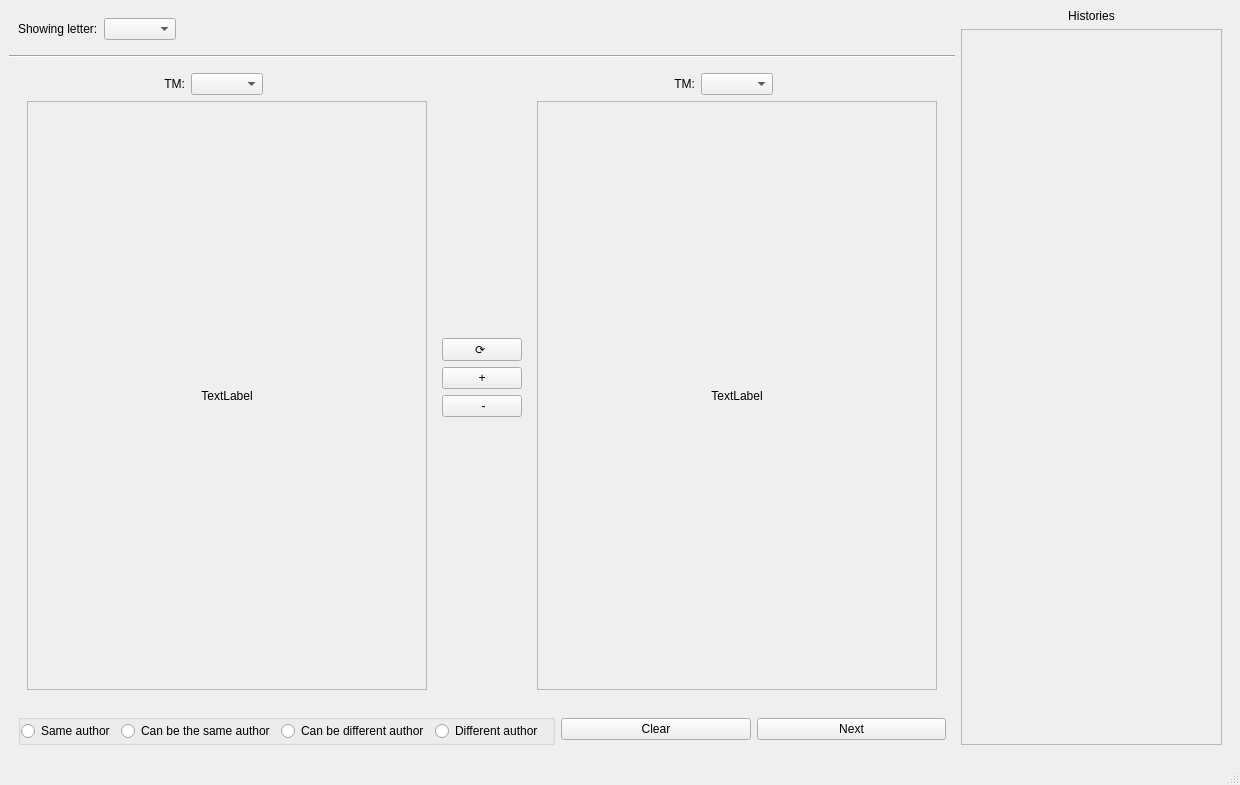
The window that application.ui (IHR-Nom/triplet_labeling) describes before a commit, drawn with Qt 5.
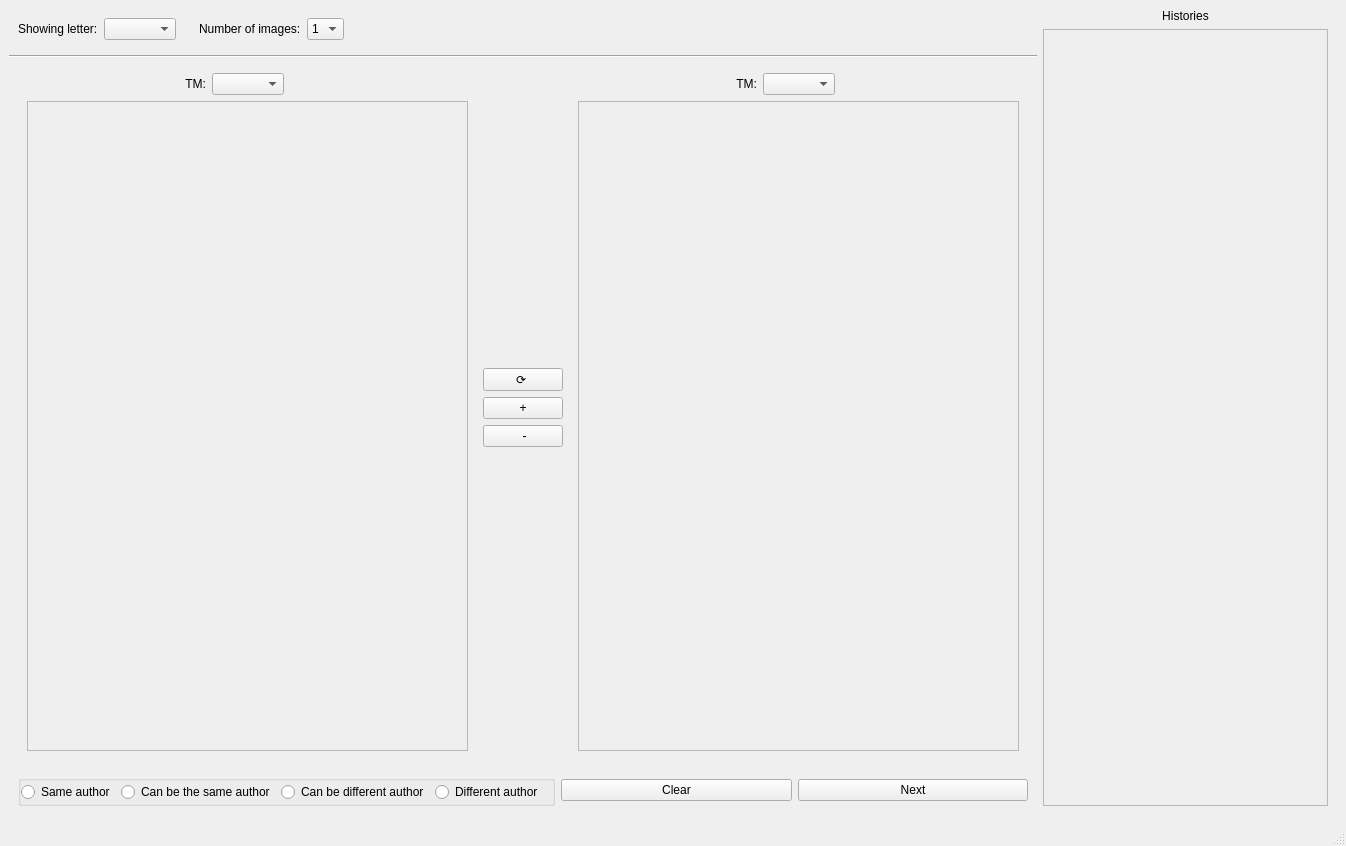
The same window after the commit. Icons and pictures are not drawn.

Patch:
```diff
--- a/application.ui
+++ b/application.ui
@@ -6,8 +6,8 @@
    <rect>
     <x>0</x>
     <y>0</y>
-    <width>1240</width>
-    <height>785</height>
+    <width>1346</width>
+    <height>846</height>
    </rect>
   </property>
   <property name="minimumSize">
@@ -65,8 +65,8 @@
            <rect>
             <x>0</x>
             <y>0</y>
-            <width>259</width>
-            <height>691</height>
+            <width>283</width>
+            <height>752</height>
            </rect>
           </property>
          </widget>
@@ -113,6 +113,57 @@
          </property>
         </widget>
        </item>
+       <item>
+        <widget class="QLabel" name="label_5">
+         <property name="sizePolicy">
+          <sizepolicy hsizetype="Fixed" vsizetype="Preferred">
+           <horstretch>0</horstretch>
+           <verstretch>0</verstretch>
+          </sizepolicy>
+         </property>
+         <property name="text">
+          <string>Number of images:</string>
+         </property>
+         <property name="indent">
+          <number>17</number>
+         </property>
+        </widget>
+       </item>
+       <item>
+        <widget class="QComboBox" name="numb_images">
+         <property name="sizePolicy">
+          <sizepolicy hsizetype="Fixed" vsizetype="Fixed">
+           <horstretch>0</horstretch>
+           <verstretch>0</verstretch>
+          </sizepolicy>
+         </property>
+         <item>
+          <property name="text">
+           <string>1</string>
+          </property>
+         </item>
+         <item>
+          <property name="text">
+           <string>2</string>
+          </property>
+         </item>
+         <item>
+          <property name="text">
+           <string>3</string>
+          </property>
+         </item>
+         <item>
+          <property name="text">
+           <string>4</string>
+          </property>
+         </item>
+         <item>
+          <property name="text">
+           <string>5</string>
+          </property>
+         </item>
+        </widget>
+       </item>
        <item>
         <widget class="QWidget" name="widget_11" native="true"/>
        </item>
@@ -226,24 +277,7 @@
                <property name="frameShadow">
                 <enum>QFrame::Raised</enum>
                </property>
-               <layout class="QVBoxLayout" name="verticalLayout">
-                <item>
-                 <widget class="QLabel" name="image">
-                  <property name="sizePolicy">
-                   <sizepolicy hsizetype="Ignored" vsizetype="Ignored">
-                    <horstretch>0</horstretch>
-                    <verstretch>0</verstretch>
-                   </sizepolicy>
-                  </property>
-                  <property name="text">
-                   <string>TextLabel</string>
-                  </property>
-                  <property name="alignment">
-                   <set>Qt::AlignCenter</set>
-                  </property>
-                 </widget>
-                </item>
-               </layout>
+               <layout class="QVBoxLayout" name="verticalLayout"/>
               </widget>
              </item>
             </layout>
@@ -428,24 +462,7 @@
                <property name="frameShadow">
                 <enum>QFrame::Raised</enum>
                </property>
-               <layout class="QVBoxLayout" name="verticalLayout_9">
-                <item>
-                 <widget class="QLabel" name="image_2">
-                  <property name="sizePolicy">
-                   <sizepolicy hsizetype="Ignored" vsizetype="Ignored">
-                    <horstretch>0</horstretch>
-                    <verstretch>0</verstretch>
-                   </sizepolicy>
-                  </property>
-                  <property name="text">
-                   <string>TextLabel</string>
-                  </property>
-                  <property name="alignment">
-                   <set>Qt::AlignCenter</set>
-                  </property>
-                 </widget>
-                </item>
-               </layout>
+               <layout class="QVBoxLayout" name="verticalLayout_9"/>
               </widget>
              </item>
             </layout>
```
Left out of the diff: 6 changed lines with no effect on the pictures.
